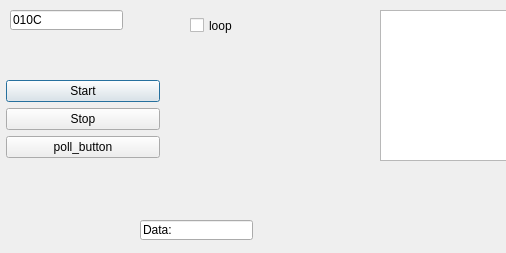
Qt form UI/main.ui (KrayteR/PythonProject_OBD2_ELM327) before a commit; both pictures show x 0 to 506 and y 0 to 253 of the 791 by 253 pixel window.
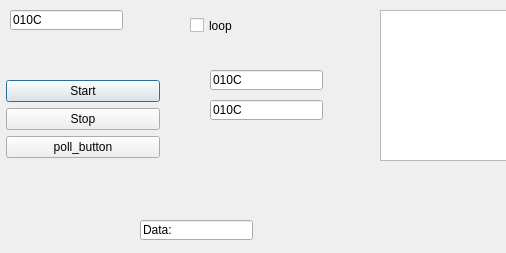
The same form after that commit.

```diff
--- a/UI/main.ui
+++ b/UI/main.ui
@@ -95,6 +95,32 @@
     <string>loop</string>
    </property>
   </widget>
+  <widget class="QLineEdit" name="lineEdit_RPM">
+   <property name="geometry">
+    <rect>
+     <x>210</x>
+     <y>70</y>
+     <width>113</width>
+     <height>20</height>
+    </rect>
+   </property>
+   <property name="text">
+    <string>010C</string>
+   </property>
+  </widget>
+  <widget class="QLineEdit" name="lineEdit_V">
+   <property name="geometry">
+    <rect>
+     <x>210</x>
+     <y>100</y>
+     <width>113</width>
+     <height>20</height>
+    </rect>
+   </property>
+   <property name="text">
+    <string>010C</string>
+   </property>
+  </widget>
  </widget>
  <resources/>
  <connections/>
```
